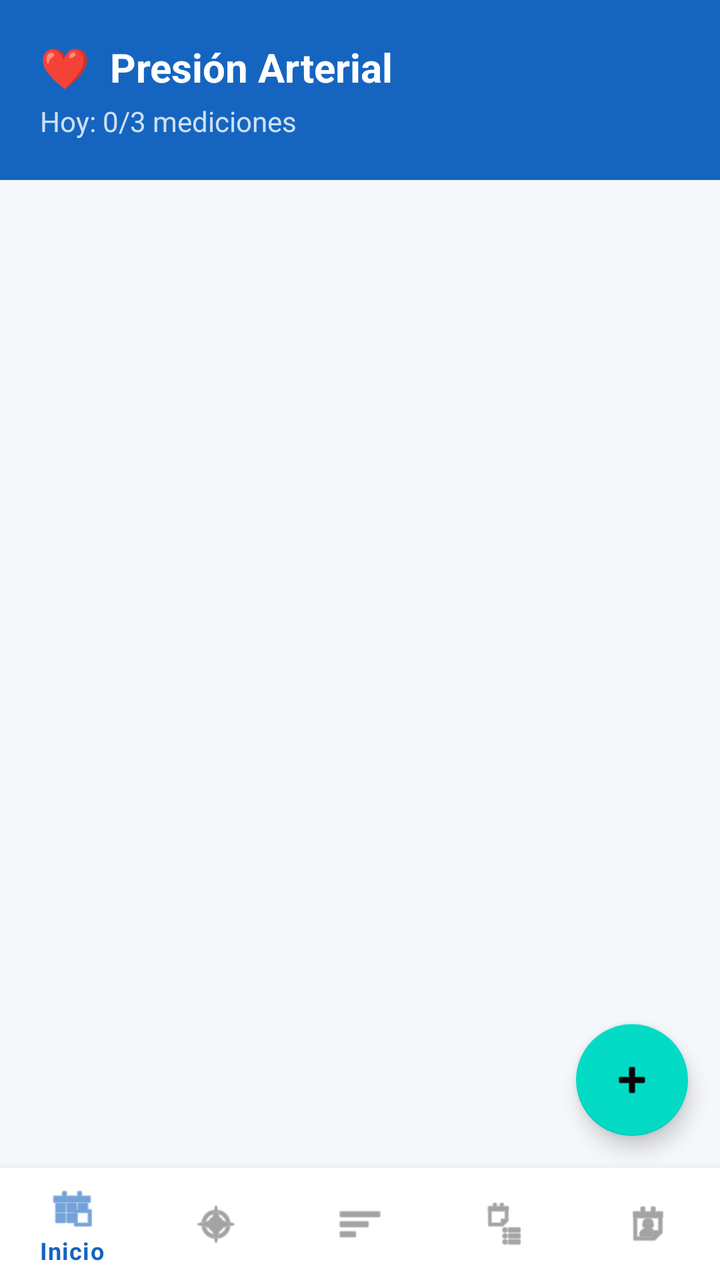
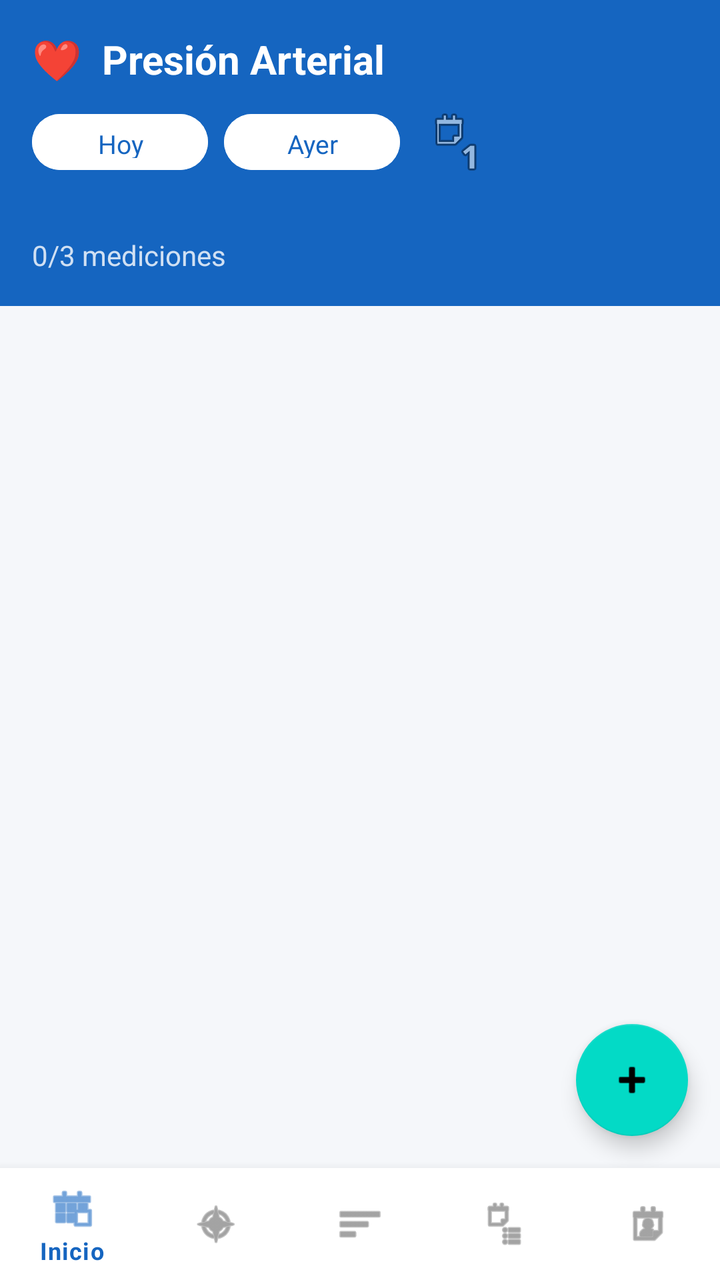

An Android layout rendered at two revisions. The XML below is the earlier revision; the diff shows what the commit changed to produce the second picture.
<!-- AndroidManifest.xml: application theme Theme.HealthTracker -->
<!-- res/layout/activity_blood_pressure.xml -->
<?xml version="1.0" encoding="utf-8"?>
<androidx.constraintlayout.widget.ConstraintLayout
    xmlns:android="http://schemas.android.com/apk/res/android"
    xmlns:app="http://schemas.android.com/apk/res-auto"
    android:layout_width="match_parent"
    android:layout_height="match_parent"
    android:background="@color/background">

    
    <LinearLayout
        android:id="@+id/header"
        android:layout_width="0dp"
        android:layout_height="wrap_content"
        android:orientation="vertical"
        android:background="@color/primary"
        android:padding="20dp"
        app:layout_constraintTop_toTopOf="parent"
        app:layout_constraintStart_toStartOf="parent"
        app:layout_constraintEnd_toEndOf="parent">

        <TextView
            android:layout_width="wrap_content"
            android:layout_height="wrap_content"
            android:text="❤️  Presión Arterial"
            android:textColor="@android:color/white"
            android:textSize="20sp"
            android:textStyle="bold"/>

        <TextView
            android:id="@+id/tvTodayCount"
            android:layout_width="wrap_content"
            android:layout_height="wrap_content"
            android:text="Hoy: 0/3 mediciones"
            android:textColor="#CCffffff"
            android:textSize="14sp"
            android:layout_marginTop="4dp"/>
    </LinearLayout>

    
    <androidx.recyclerview.widget.RecyclerView
        android:id="@+id/recyclerViewBp"
        android:layout_width="0dp"
        android:layout_height="0dp"
        android:padding="8dp"
        app:layout_constraintTop_toBottomOf="@id/header"
        app:layout_constraintBottom_toTopOf="@id/bottomNavigation"
        app:layout_constraintStart_toStartOf="parent"
        app:layout_constraintEnd_toEndOf="parent"/>

    
    <TextView
        android:id="@+id/tvEmpty"
        android:layout_width="0dp"
        android:layout_height="0dp"
        android:gravity="center"
        android:text="No hay mediciones esta semana.\nTocá ＋ para agregar."
        android:textAlignment="center"
        android:textColor="@color/text_secondary"
        android:visibility="gone"
        app:layout_constraintTop_toBottomOf="@id/header"
        app:layout_constraintBottom_toTopOf="@id/bottomNavigation"
        app:layout_constraintStart_toStartOf="parent"
        app:layout_constraintEnd_toEndOf="parent"/>

    
    <com.google.android.material.bottomnavigation.BottomNavigationView
        android:id="@+id/bottomNavigation"
        android:layout_width="0dp"
        android:layout_height="wrap_content"
        app:menu="@menu/bottom_nav_menu"
        app:layout_constraintBottom_toBottomOf="parent"
        app:layout_constraintStart_toStartOf="parent"
        app:layout_constraintEnd_toEndOf="parent"/>

    
    <com.google.android.material.floatingactionbutton.FloatingActionButton
        android:id="@+id/fabAddBp"
        android:layout_width="wrap_content"
        android:layout_height="wrap_content"
        android:layout_margin="16dp"
        android:contentDescription="Agregar medición"
        app:srcCompat="@android:drawable/ic_input_add"
        app:layout_constraintBottom_toTopOf="@id/bottomNavigation"
        app:layout_constraintEnd_toEndOf="parent"/>

</androidx.constraintlayout.widget.ConstraintLayout>
<!-- resources referenced by this layout -->
<resources>
  <color name="background">#F5F7FA</color>
  <color name="primary">#1565C0</color>
  <color name="text_secondary">#757575</color>
  <style name="Theme.HealthTracker" parent="Theme.MaterialComponents.DayNight.NoActionBar">
          <item name="colorPrimary">@color/primary</item>
          <item name="colorPrimaryDark">@color/primary_dark</item>
          <item name="colorAccent">@color/accent</item>
          <item name="android:windowBackground">@color/background</item>
      </style>
  <color name="primary_dark">#0D47A1</color>
  <color name="accent">#42A5F5</color>
</resources>

<!-- the commit's change to res/layout/activity_blood_pressure.xml (unified diff, before → after) -->
@@ -13,7 +13,7 @@
         android:layout_height="wrap_content"
         android:orientation="vertical"
         android:background="@color/primary"
-        android:padding="20dp"
+        android:padding="16dp"
         app:layout_constraintTop_toTopOf="parent"
         app:layout_constraintStart_toStartOf="parent"
         app:layout_constraintEnd_toEndOf="parent">
@@ -26,11 +26,58 @@
             android:textSize="20sp"
             android:textStyle="bold"/>
 
+        <LinearLayout
+            android:layout_width="wrap_content"
+            android:layout_height="wrap_content"
+            android:orientation="horizontal"
+            android:layout_marginTop="8dp"
+            android:gravity="center_vertical">
+
+            <Button
+                android:id="@+id/btnDateToday"
+                android:layout_width="wrap_content"
+                android:layout_height="36dp"
+                android:text="Hoy"
+                android:textSize="13sp"
+                android:backgroundTint="@android:color/white"
+                android:textColor="@color/primary"
+                style="@style/Widget.Material3.Button.TonalButton"/>
+
+            <Button
+                android:id="@+id/btnDateYesterday"
+                android:layout_width="wrap_content"
+                android:layout_height="36dp"
+                android:text="Ayer"
+                android:textSize="13sp"
+                android:layout_marginStart="8dp"
+                android:backgroundTint="@android:color/white"
+                android:textColor="@color/primary"
+                style="@style/Widget.Material3.Button.TonalButton"/>
+
+            <ImageButton
+                android:id="@+id/btnDatePicker"
+                android:layout_width="40dp"
+                android:layout_height="40dp"
+                android:layout_marginStart="8dp"
+                android:src="@android:drawable/ic_menu_day"
+                android:background="?attr/selectableItemBackgroundBorderless"
+                android:contentDescription="Seleccionar fecha"
+                android:alpha="0.9"/>
+        </LinearLayout>
+
+        <TextView
+            android:id="@+id/tvSelectedDate"
+            android:layout_width="wrap_content"
+            android:layout_height="wrap_content"
+            android:textColor="#CCffffff"
+            android:textSize="14sp"
+            android:layout_marginTop="4dp"/>
+
         <TextView
             android:id="@+id/tvTodayCount"
             android:layout_width="wrap_content"
             android:layout_height="wrap_content"
-            android:text="Hoy: 0/3 mediciones"
+            android:text="0/3 mediciones"
             android:textColor="#CCffffff"
             android:textSize="14sp"
             android:layout_marginTop="4dp"/>
@@ -53,7 +100,7 @@
         android:layout_width="0dp"
         android:layout_height="0dp"
         android:gravity="center"
-        android:text="No hay mediciones esta semana.\nTocá ＋ para agregar."
+        android:text="No hay mediciones este día.\nTocá ＋ para agregar."
         android:textAlignment="center"
         android:textColor="@color/text_secondary"
         android:visibility="gone"
